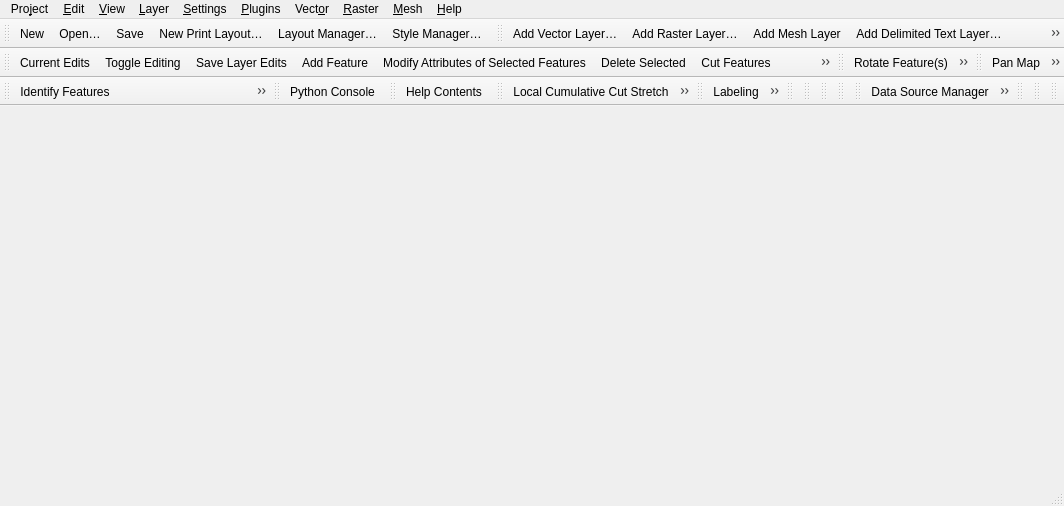
Above: src/ui/qgisapp.ui from carsmie/QGIS before the change. Below: the same form after it.
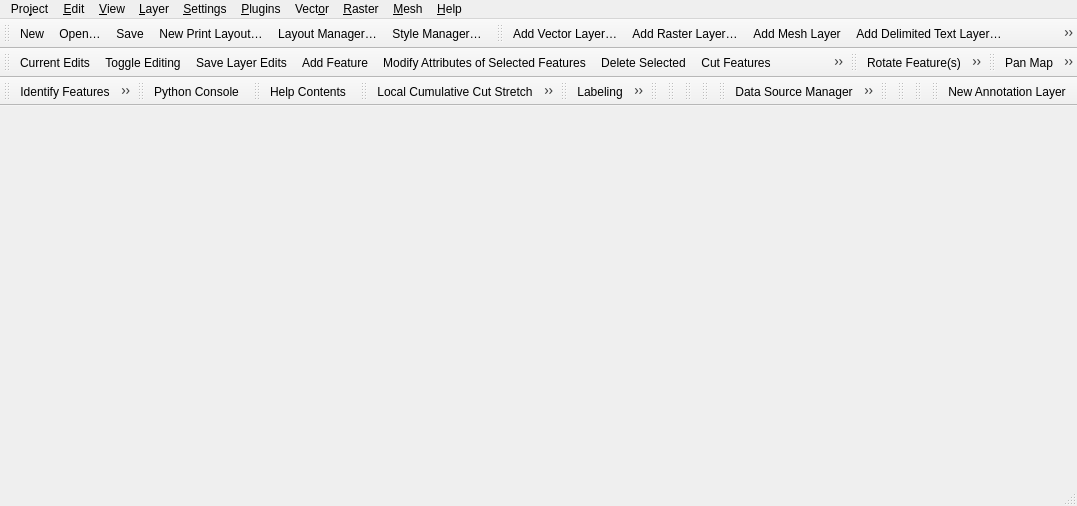
That is the form after the change. Icons and pictures are not drawn.

Commit message: [feature] Add a new "Annotations" toolbar, currently containing a single action for creating a new annotation layer in a project

Patch:
```diff
--- a/src/ui/qgisapp.ui
+++ b/src/ui/qgisapp.ui
@@ -791,6 +791,18 @@
     <bool>false</bool>
    </attribute>
   </widget>
+  <widget class="QToolBar" name="mAnnotationsToolBar">
+   <property name="windowTitle">
+    <string>Annotations</string>
+   </property>
+   <attribute name="toolBarArea">
+    <enum>TopToolBarArea</enum>
+   </attribute>
+   <attribute name="toolBarBreak">
+    <bool>false</bool>
+   </attribute>
+   <addaction name="mActionCreateAnnotationLayer"/>
+  </widget>
   <action name="mActionNewProject">
    <property name="icon">
     <iconset resource="../../images/images.qrc">
@@ -3573,6 +3585,15 @@
     <string>New GPX Layer</string>
    </property>
   </action>
+  <action name="mActionCreateAnnotationLayer">
+   <property name="icon">
+    <iconset resource="../../images/images.qrc">
+     <normaloff>:/images/themes/default/mActionCreateAnnotationLayer.svg</normaloff>:/images/themes/default/mActionCreateAnnotationLayer.svg</iconset>
+   </property>
+   <property name="text">
+    <string>New Annotation Layer</string>
+   </property>
+  </action>
  </widget>
  <resources/>
  <connections/>
```
Left out of the diff: 4 changed lines with no effect on the pictures. The commit also changes 4 other files.
